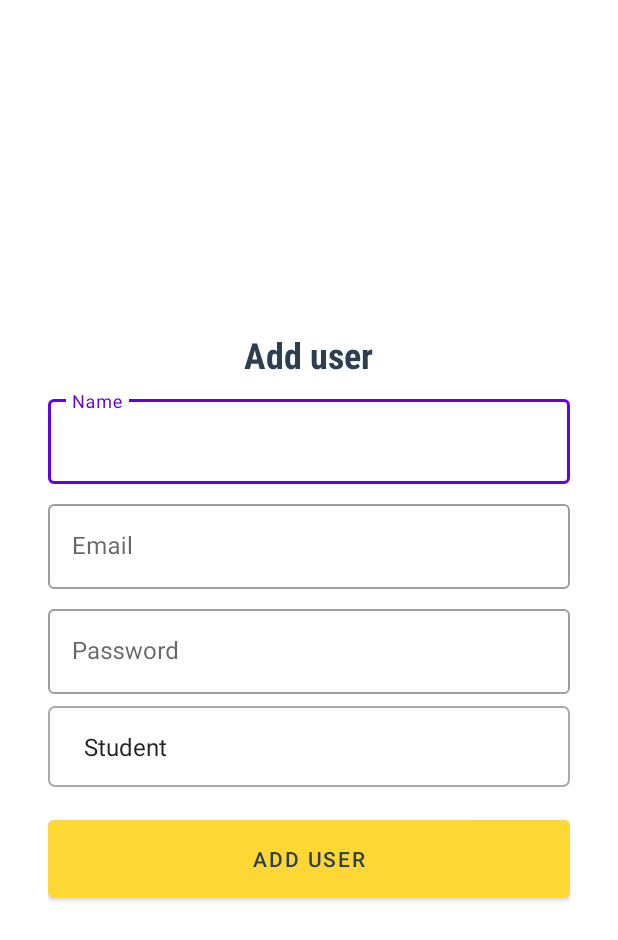
After one commit to sumanth-kumar-meesala/management-app, an Android app: the AddUserActivity screen opened directly, with no data from a screen before it, on a phone screen of 412 x 824 dp. The commit adds this screen. Shown: the top 940 px of the screen. Run offline under Robolectric (Android 15) with nearby library versions, the phone set to English and light mode, and no system bars.

Commit message:
create user and list users completed

```diff
--- a/app/src/main/AndroidManifest.xml
+++ b/app/src/main/AndroidManifest.xml
@@ -13,6 +13,8 @@
             android:roundIcon="@mipmap/ic_launcher_round"
             android:supportsRtl="true"
             android:theme="@style/AppTheme.Fullscreen">
+        <activity android:name=".activites.AddUserActivity">
+        </activity>
         <activity android:name=".activites.AnswerActivity">
         </activity>
         <activity android:name=".activites.TeacherActivity">
--- /dev/null
+++ b/app/src/main/java/au/com/management/activites/AddUserActivity.kt
@@ -0,0 +1,96 @@
+package au.com.management.activites
+
+import android.app.Activity
+import android.content.Intent
+import android.os.Bundle
+import android.util.Patterns
+import android.view.View
+import androidx.appcompat.widget.AppCompatSpinner
+import au.com.management.R
+import au.com.management.models.BaseResponse
+import au.com.management.models.RegisterRequest
+import au.com.management.retrofit.RetrofitInstance
+import com.google.android.material.button.MaterialButton
+import com.google.android.material.textfield.TextInputEditText
+import com.google.android.material.textfield.TextInputLayout
+import retrofit2.Call
+import retrofit2.Callback
+import retrofit2.Response
+
+
+class AddUserActivity : BaseActivity(), View.OnClickListener {
+
+    private lateinit var etName: TextInputEditText
+    private lateinit var etEmail: TextInputEditText
+    private lateinit var etPassword: TextInputEditText
+    private lateinit var tilName: TextInputLayout
+    private lateinit var tilEmail: TextInputLayout
+    private lateinit var tilPassword: TextInputLayout
+    private lateinit var spinnerType: AppCompatSpinner
+
+    override fun onCreate(savedInstanceState: Bundle?) {
+        super.onCreate(savedInstanceState)
+        setContentView(R.layout.activity_add_user)
+
+        etName = findViewById(R.id.etName)
+        etEmail = findViewById(R.id.etEmail)
+        etPassword = findViewById(R.id.etPassword)
+        spinnerType = findViewById(R.id.spinnerType)
+
+        tilName = findViewById(R.id.tilName)
+        tilEmail = findViewById(R.id.tilEmail)
+        tilPassword = findViewById(R.id.tilPassword)
+
+        findViewById<MaterialButton>(R.id.btnAddUser).setOnClickListener(this)
+    }
+
+    override fun onClick(view: View?) {
+        when (view?.id) {
+            R.id.btnAddUser -> {
+                val name = etName.text.toString().trim()
+                val email = etEmail.text.toString().trim()
+                val password = etPassword.text.toString().trim()
+
+                tilName.error = null
+                tilEmail.error = null
+                tilPassword.error = null
+
+                if (name.isEmpty()) {
+                    tilName.error = getString(R.string.enter_valid_name)
+                } else if (email.isEmpty() || !Patterns.EMAIL_ADDRESS.matcher(email).matches()) {
+                    tilEmail.error = getString(R.string.enter_valid_email)
+                } else if (password.isEmpty()) {
+                    tilPassword.error = getString(R.string.enter_valid_password)
+                } else {
+                    showLoading()
+
+                    val registerRequest = RegisterRequest()
+                    registerRequest.name = name
+                    registerRequest.email = email
+                    registerRequest.password = password
+                    registerRequest.type = spinnerType.selectedItem.toString()
+
+                    RetrofitInstance.service.addUser(registerRequest).enqueue(object : Callback<BaseResponse<Any>> {
+                        override fun onFailure(call: Call<BaseResponse<Any>>, t: Throwable) {
+                            hideLoading()
+                            showToast(t.message!!)
+                        }
+
+                        override fun onResponse(call: Call<BaseResponse<Any>>, response: Response<BaseResponse<Any>>) {
+                            hideLoading()
+
+                            if (response.isSuccessful && response.body() != null) {
+                                showToast(response.body()?.message!!)
+                                val returnIntent = Intent()
+                                setResult(Activity.RESULT_OK, returnIntent)
+                                finish()
+                            } else {
+                                showToast(response.message())
+                            }
+                        }
+                    })
+                }
+            }
+        }
+    }
+}
--- a/app/src/main/java/au/com/management/activites/LoginActivity.kt
+++ b/app/src/main/java/au/com/management/activites/LoginActivity.kt
@@ -103,7 +103,7 @@ class LoginActivity : BaseActivity(), View.OnClickListener {
     private fun showHome() {
         if (PreferenceUtils.getToken(this) != null) {
             val type = PreferenceUtils.getType(this)
-            startActivity(Intent(this, StudentActivity::class.java))
+            startActivity(Intent(this, AdminActivity::class.java))
 
 //            when (type) {
 //                "Student" -> {
--- /dev/null
+++ b/app/src/main/res/layout/activity_add_user.xml
@@ -0,0 +1,86 @@
+<?xml version="1.0" encoding="utf-8"?>
+<LinearLayout xmlns:android="http://schemas.android.com/apk/res/android"
+              android:layout_width="match_parent"
+              android:layout_height="match_parent"
+              android:background="@android:color/white"
+              android:gravity="center"
+              android:orientation="vertical"
+              android:padding="32dp">
+
+    <androidx.appcompat.widget.AppCompatTextView
+            android:layout_width="wrap_content"
+            android:layout_height="wrap_content"
+            android:layout_marginBottom="8dp"
+            android:fontFamily="sans-serif-condensed"
+            android:text="@string/add_user"
+            android:textColor="@color/colorPrimary"
+            android:textSize="24sp"
+            android:textStyle="bold"/>
+
+    <com.google.android.material.textfield.TextInputLayout
+            android:id="@+id/tilName"
+            style="@style/Widget.MaterialComponents.TextInputLayout.OutlinedBox"
+            android:layout_width="match_parent"
+            android:layout_height="wrap_content"
+            android:hint="@string/name">
+
+        <com.google.android.material.textfield.TextInputEditText
+                android:id="@+id/etName"
+                android:inputType="textEmailAddress"
+                android:layout_width="match_parent"
+                android:layout_height="wrap_content"
+                android:maxLines="1"/>
+    </com.google.android.material.textfield.TextInputLayout>
+
+    <com.google.android.material.textfield.TextInputLayout
+            android:id="@+id/tilEmail"
+            style="@style/Widget.MaterialComponents.TextInputLayout.OutlinedBox"
+            android:layout_width="match_parent"
+            android:layout_height="wrap_content"
+            android:layout_marginTop="8dp"
+            android:hint="@string/email">
+
+        <com.google.android.material.textfield.TextInputEditText
+                android:id="@+id/etEmail"
+                android:inputType="textEmailAddress"
+                android:layout_width="match_parent"
+                android:layout_height="wrap_content"
+                android:maxLines="1"/>
+    </com.google.android.material.textfield.TextInputLayout>
+
+    <com.google.android.material.textfield.TextInputLayout
+            android:id="@+id/tilPassword"
+            style="@style/Widget.MaterialComponents.TextInputLayout.OutlinedBox"
+            android:layout_width="match_parent"
+            android:layout_height="wrap_content"
+            android:layout_marginTop="8dp"
+            android:hint="@string/password">
+
+        <com.google.android.material.textfield.TextInputEditText
+                android:id="@+id/etPassword"
+                android:inputType="textPassword"
+                android:layout_width="match_parent"
+                android:layout_height="wrap_content"
+                android:maxLines="1"/>
+    </com.google.android.material.textfield.TextInputLayout>
+
+    <androidx.appcompat.widget.AppCompatSpinner
+            android:id="@+id/spinnerType"
+            android:layout_width="match_parent"
+            android:layout_marginTop="8dp"
+            android:layout_height="wrap_content"
+            android:padding="16dp"
+            android:background="@drawable/ic_border"
+            android:entries="@array/type"/>
+
+    <com.google.android.material.button.MaterialButton
+            android:id="@+id/btnAddUser"
+            android:layout_width="match_parent"
+            android:layout_height="wrap_content"
+            android:text="@string/add_user"
+            android:layout_marginTop="16dp"
+            android:padding="16dp"
+            android:textColor="@color/colorPrimary"
+            android:backgroundTint="@color/colorAccent"/>
+
+</LinearLayout>
--- a/app/src/main/res/values/strings.xml
+++ b/app/src/main/res/values/strings.xml
@@ -32,4 +32,5 @@
     <string name="capture">Capture</string>
     <string name="camera_rationale">This app requires to access camera to capture image</string>
     <string name="answer_submitted_successfully">Answer submitted successfully</string>
+    <string name="add_user">Add user</string>
 </resources>
```
Also changed, not shown: app/src/main/java/au/com/management/activites/AdminActivity.kt (+60 -0 lines), app/src/main/java/au/com/management/adapter/UserAdapter.kt (added, +53 -0 lines), app/src/main/java/au/com/management/models/User.kt (added, +8 -0 lines), app/src/main/java/au/com/management/retrofit/RetrofitService.kt (+8 -4 lines), app/src/main/res/drawable/ic_add.xml (added, +7 -0 lines), app/src/main/res/layout/activity_admin.xml (+21 -5 lines), app/src/main/res/layout/item_user.xml (added, +42 -0 lines).
